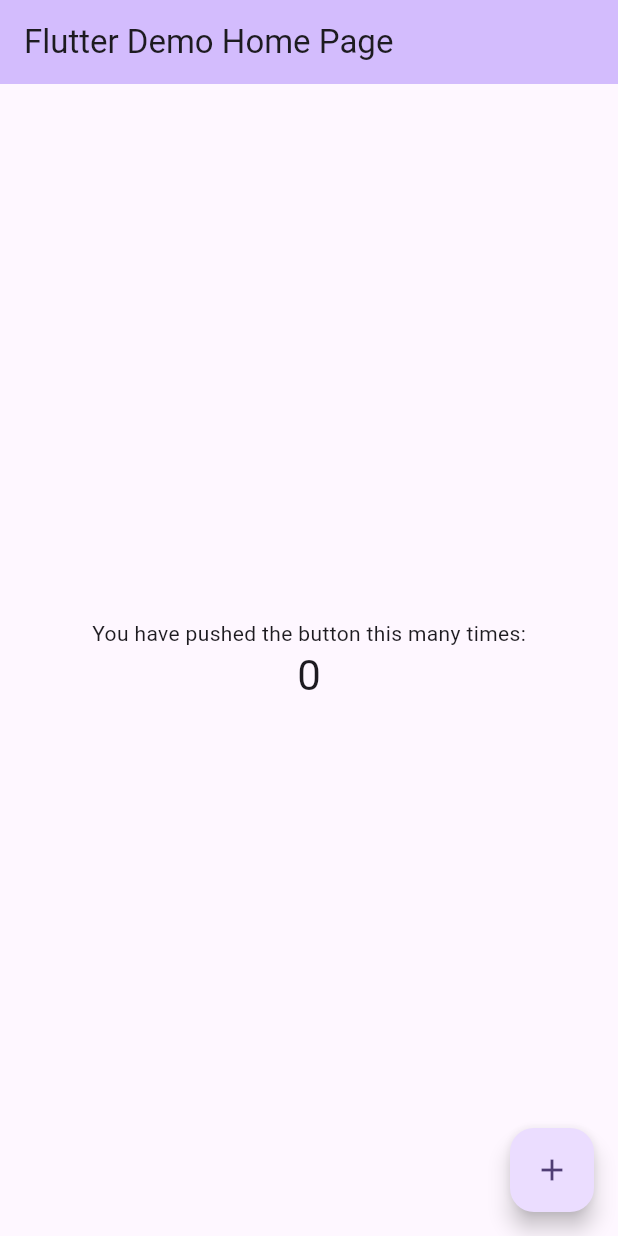
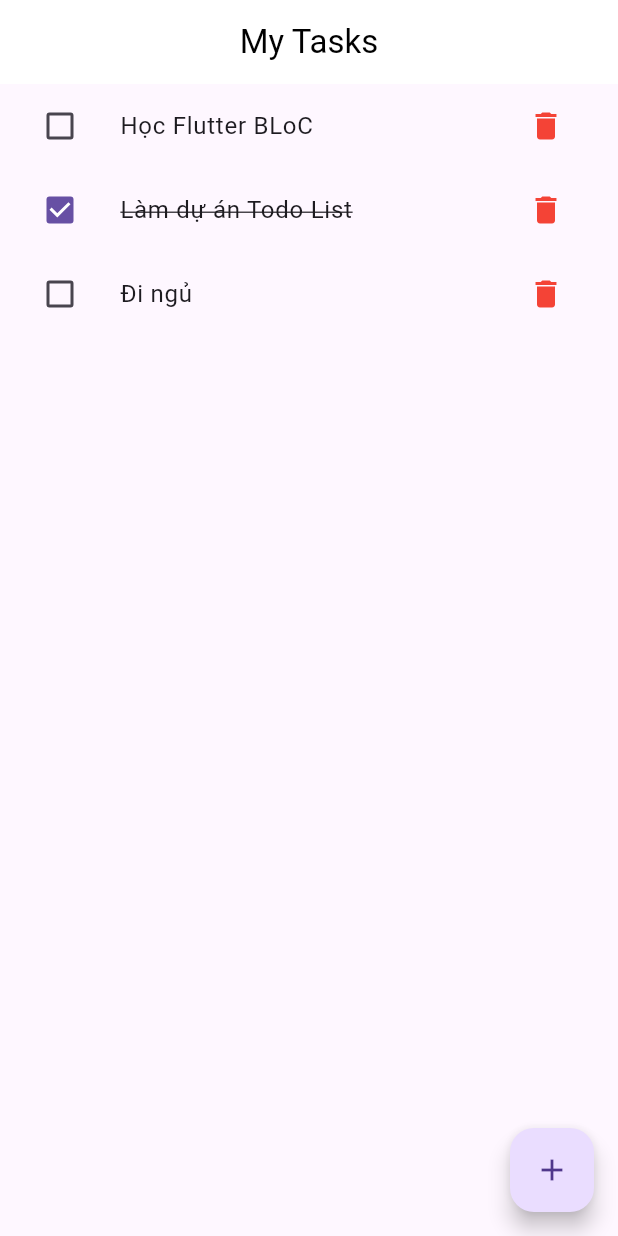
Before and after one commit to ltnhan04/bloc_demo, a Flutter app: the screen it shows after launch, on a phone screen of 412 x 824 dp. Run offline on Flutter 3.47's test engine with Material 3 defaults, Android fonts, the phone set to English and light mode, and no system bars; our stand-ins replace equatable, flutter_bloc.

Commit message:
Implement task management features with Add/Edit functionality and task listing

```diff
--- a/lib/main.dart
+++ b/lib/main.dart
@@ -1,4 +1,8 @@
 import 'package:flutter/material.dart';
+import 'package:flutter_bloc/flutter_bloc.dart';
+import 'package:todo_app_bloc/bloc/task_bloc.dart';
+import 'package:todo_app_bloc/bloc/task_event.dart';
+import 'package:todo_app_bloc/pages/home_page.dart';
 
 void main() {
   runApp(const MyApp());
@@ -7,116 +11,22 @@ void main() {
 class MyApp extends StatelessWidget {
   const MyApp({super.key});
 
-  // This widget is the root of your application.
   @override
   Widget build(BuildContext context) {
-    return MaterialApp(
-      title: 'Flutter Demo',
-      theme: ThemeData(
-        // This is the theme of your application.
-        //
-        // TRY THIS: Try running your application with "flutter run". You'll see
-        // the application has a purple toolbar. Then, without quitting the app,
-        // try changing the seedColor in the colorScheme below to Colors.green
-        // and then invoke "hot reload" (save your changes or press the "hot
-        // reload" button in a Flutter-supported IDE, or press "r" if you used
-        // the command line to start the app).
-        //
-        // Notice that the counter didn't reset back to zero; the application
-        // state is not lost during the reload. To reset the state, use hot
-        // restart instead.
-        //
-        // This works for code too, not just values: Most code changes can be
-        // tested with just a hot reload.
-        colorScheme: ColorScheme.fromSeed(seedColor: Colors.deepPurple),
+    return BlocProvider(
+      create: (context) => TaskBloc()..add(LoadTasks()),
+      child: MaterialApp(
+        title: 'Todo App with Bloc',
+        theme: ThemeData(
+          primarySwatch: Colors.blue,
+          appBarTheme: const AppBarTheme(
+            elevation: 0,
+            backgroundColor: Colors.white,
+            foregroundColor: Colors.black,
+          ),
+        ),
+        home: const HomePage(),
       ),
-      home: const MyHomePage(title: 'Flutter Demo Home Page'),
     );
   }
 }
-
-class MyHomePage extends StatefulWidget {
-  const MyHomePage({super.key, required this.title});
-
-  // This widget is the home page of your application. It is stateful, meaning
-  // that it has a State object (defined below) that contains fields that affect
-  // how it looks.
-
-  // This class is the configuration for the state. It holds the values (in this
-  // case the title) provided by the parent (in this case the App widget) and
-  // used by the build method of the State. Fields in a Widget subclass are
-  // always marked "final".
-
-  final String title;
-
-  @override
-  State<MyHomePage> createState() => _MyHomePageState();
-}
-
-class _MyHomePageState extends State<MyHomePage> {
-  int _counter = 0;
-
-  void _incrementCounter() {
-    setState(() {
-      // This call to setState tells the Flutter framework that something has
-      // changed in this State, which causes it to rerun the build method below
-      // so that the display can reflect the updated values. If we changed
-      // _counter without calling setState(), then the build method would not be
-      // called again, and so nothing would appear to happen.
-      _counter++;
-    });
-  }
-
-  @override
-  Widget build(BuildContext context) {
-    // This method is rerun every time setState is called, for instance as done
-    // by the _incrementCounter method above.
-    //
-    // The Flutter framework has been optimized to make rerunning build methods
-    // fast, so that you can just rebuild anything that needs updating rather
-    // than having to individually change instances of widgets.
-    return Scaffold(
-      appBar: AppBar(
-        // TRY THIS: Try changing the color here to a specific color (to
-        // Colors.amber, perhaps?) and trigger a hot reload to see the AppBar
-        // change color while the other colors stay the same.
-        backgroundColor: Theme.of(context).colorScheme.inversePrimary,
-        // Here we take the value from the MyHomePage object that was created by
-        // the App.build method, and use it to set our appbar title.
-        title: Text(widget.title),
-      ),
-      body: Center(
-        // Center is a layout widget. It takes a single child and positions it
-        // in the middle of the parent.
-        child: Column(
-          // Column is also a layout widget. It takes a list of children and
-          // arranges them vertically. By default, it sizes itself to fit its
-          // children horizontally, and tries to be as tall as its parent.
-          //
-          // Column has various properties to control how it sizes itself and
-          // how it positions its children. Here we use mainAxisAlignment to
-          // center the children vertically; the main axis here is the vertical
-          // axis because Columns are vertical (the cross axis would be
-          // horizontal).
-          //
-          // TRY THIS: Invoke "debug painting" (choose the "Toggle Debug Paint"
-          // action in the IDE, or press "p" in the console), to see the
-          // wireframe for each widget.
-          mainAxisAlignment: MainAxisAlignment.center,
-          children: <Widget>[
-            const Text('You have pushed the button this many times:'),
-            Text(
-              '$_counter',
-              style: Theme.of(context).textTheme.headlineMedium,
-            ),
-          ],
-        ),
-      ),
-      floatingActionButton: FloatingActionButton(
-        onPressed: _incrementCounter,
-        tooltip: 'Increment',
-        child: const Icon(Icons.add),
-      ), // This trailing comma makes auto-formatting nicer for build methods.
-    );
-  }
-}
--- a/lib/pages/home_page.dart
+++ b/lib/pages/home_page.dart
@@ -0,0 +1,84 @@
+import 'package:flutter/material.dart';
+import 'package:flutter_bloc/flutter_bloc.dart';
+import 'package:todo_app_bloc/bloc/task_bloc.dart';
+import 'package:todo_app_bloc/bloc/task_event.dart';
+import 'package:todo_app_bloc/bloc/task_state.dart';
+import 'package:todo_app_bloc/models/task.dart';
+import 'package:todo_app_bloc/pages/add_edit_task_page.dart';
+
+class HomePage extends StatelessWidget {
+  const HomePage({super.key});
+
+  @override
+  Widget build(BuildContext context) {
+    return Scaffold(
+      appBar: AppBar(title: const Text('My Tasks'), centerTitle: true),
+      body: BlocBuilder<TaskBloc, TaskState>(
+        builder: (context, state) {
+          if (state is TaskInitial || state is TaskLoadInProgress) {
+            return const Center(child: CircularProgressIndicator());
+          }
+          if (state is TaskLoadSuccess) {
+            final tasks = state.tasks;
+            if (tasks.isEmpty) {
+              return const Center(child: Text('No task yet. Add one!'));
+            }
+            return ListView.builder(
+              itemCount: tasks.length,
+              itemBuilder: (context, index) {
+                final task = tasks[index];
+                return TaskListItem(task: task);
+              },
+            );
+          }
+          if (state is TaskLoadFailure) {
+            return const Center(child: Text('Failed to load task'));
+          }
+          return const Center(child: Text('Something went wrong'));
+        },
+      ),
+      floatingActionButton: FloatingActionButton(
+        onPressed: () {
+          Navigator.push(
+            context,
+            MaterialPageRoute(builder: (context) => const AddEditTaskPage()),
+          );
+        },
+        child: const Icon(Icons.add),
+      ),
+    );
+  }
+}
+
+class TaskListItem extends StatelessWidget {
+  const TaskListItem({super.key, required this.task});
+  final Task task;
+
+  @override
+  Widget build(BuildContext context) {
+    return ListTile(
+      leading: Checkbox(
+        value: task.isCompleted,
+        onChanged: (bool? value) {
+          context.read<TaskBloc>().add(
+            UpdateTask(task.copyWith(isCompleted: !task.isCompleted)),
+          );
+        },
+      ),
+      title: Text(
+        task.title,
+        style: TextStyle(
+          decoration: task.isCompleted
+              ? TextDecoration.lineThrough
+              : TextDecoration.none,
+        ),
+      ),
+      trailing: IconButton(
+        onPressed: () {
+          context.read<TaskBloc>().add(DeleteTask(task));
+        },
+        icon: const Icon(Icons.delete, color: Colors.red),
+      ),
+    );
+  }
+}
```
Also changed, not shown: lib/pages/add_edit_task_page.dart (+66 -0 lines).
